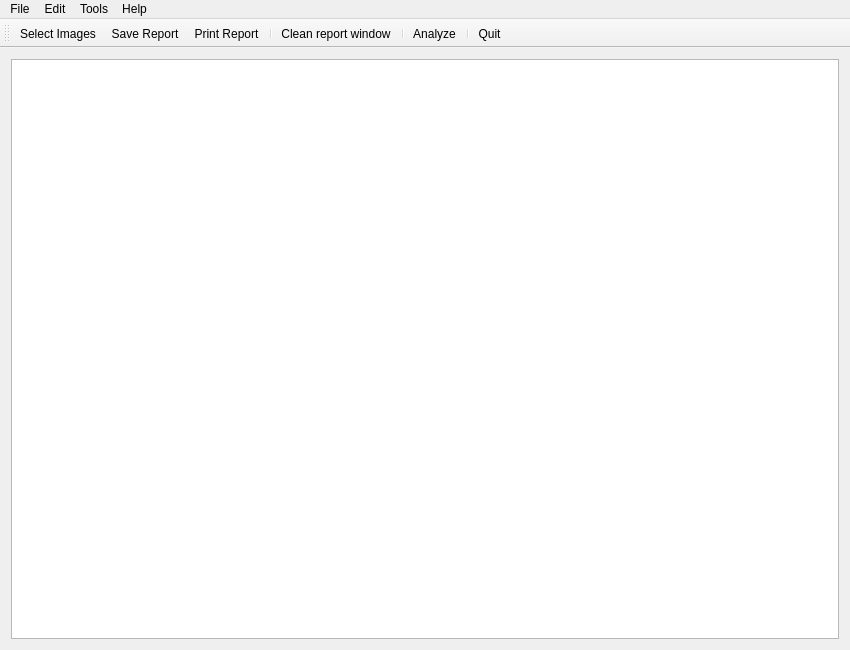
Above: mainwindow.ui from pa23/mixan before the change. Below: the same form after it.
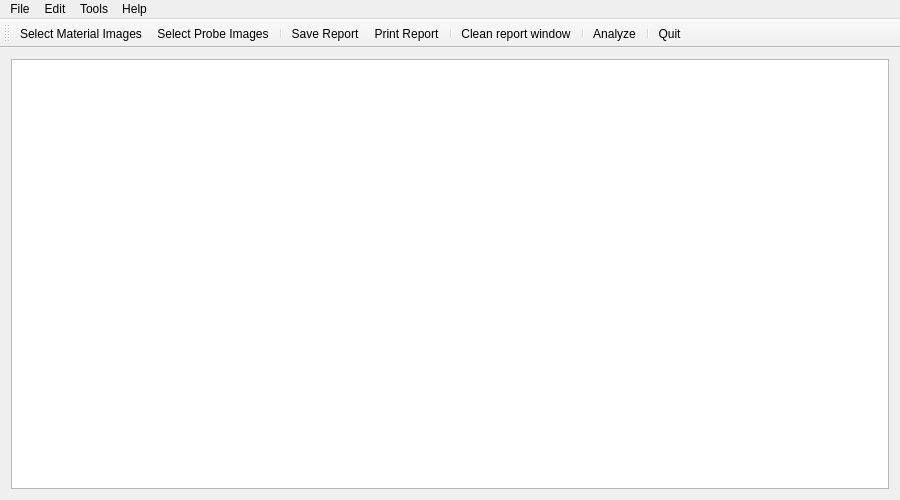
That is the form after the change. Icons and pictures are not drawn.

Commit message: Selecting material images separately from probe images. New toolbar icon size.

Diff of the .ui file:
```diff
--- a/mainwindow.ui
+++ b/mainwindow.ui
@@ -6,8 +6,8 @@
    <rect>
     <x>0</x>
     <y>0</y>
-    <width>850</width>
-    <height>650</height>
+    <width>900</width>
+    <height>500</height>
    </rect>
   </property>
   <property name="windowTitle">
@@ -29,7 +29,7 @@
     <rect>
      <x>0</x>
      <y>0</y>
-     <width>850</width>
+     <width>900</width>
      <height>25</height>
     </rect>
    </property>
@@ -37,7 +37,8 @@
     <property name="title">
      <string>File</string>
     </property>
-    <addaction name="action_selectImages"/>
+    <addaction name="action_selectMaterialImages"/>
+    <addaction name="action_selectProbeImages"/>
     <addaction name="separator"/>
     <addaction name="action_saveReport"/>
     <addaction name="action_printReport"/>
@@ -71,13 +72,21 @@
    <property name="windowTitle">
     <string>toolBar</string>
    </property>
+   <property name="iconSize">
+    <size>
+     <width>36</width>
+     <height>36</height>
+    </size>
+   </property>
    <attribute name="toolBarArea">
     <enum>TopToolBarArea</enum>
    </attribute>
    <attribute name="toolBarBreak">
     <bool>false</bool>
    </attribute>
-   <addaction name="action_selectImages"/>
+   <addaction name="action_selectMaterialImages"/>
+   <addaction name="action_selectProbeImages"/>
+   <addaction name="separator"/>
    <addaction name="action_saveReport"/>
    <addaction name="action_printReport"/>
    <addaction name="separator"/>
@@ -87,16 +96,16 @@
    <addaction name="separator"/>
    <addaction name="action_quit"/>
   </widget>
-  <action name="action_selectImages">
+  <action name="action_selectProbeImages">
    <property name="icon">
     <iconset resource="mixan_icons.qrc">
-     <normaloff>:/icons/icons/file-open.png</normaloff>:/icons/icons/file-open.png</iconset>
+     <normaloff>:/icons/icons/file-open-p.png</normaloff>:/icons/icons/file-open-p.png</iconset>
    </property>
    <property name="text">
-    <string>Select Images...</string>
+    <string>Select Probe Images...</string>
    </property>
    <property name="shortcut">
-    <string>Ctrl+O</string>
+    <string>Ctrl+Shift+O</string>
    </property>
   </action>
   <action name="action_saveReport">
@@ -164,6 +173,18 @@
     <string>Ctrl+P</string>
    </property>
   </action>
+  <action name="action_selectMaterialImages">
+   <property name="icon">
+    <iconset resource="mixan_icons.qrc">
+     <normaloff>:/icons/icons/file-open-m.png</normaloff>:/icons/icons/file-open-m.png</iconset>
+   </property>
+   <property name="text">
+    <string>Select Material Images...</string>
+   </property>
+   <property name="shortcut">
+    <string>Ctrl+O</string>
+   </property>
+  </action>
  </widget>
  <layoutdefault spacing="6" margin="11"/>
  <resources>
```
The commit also changes 12 other files.
